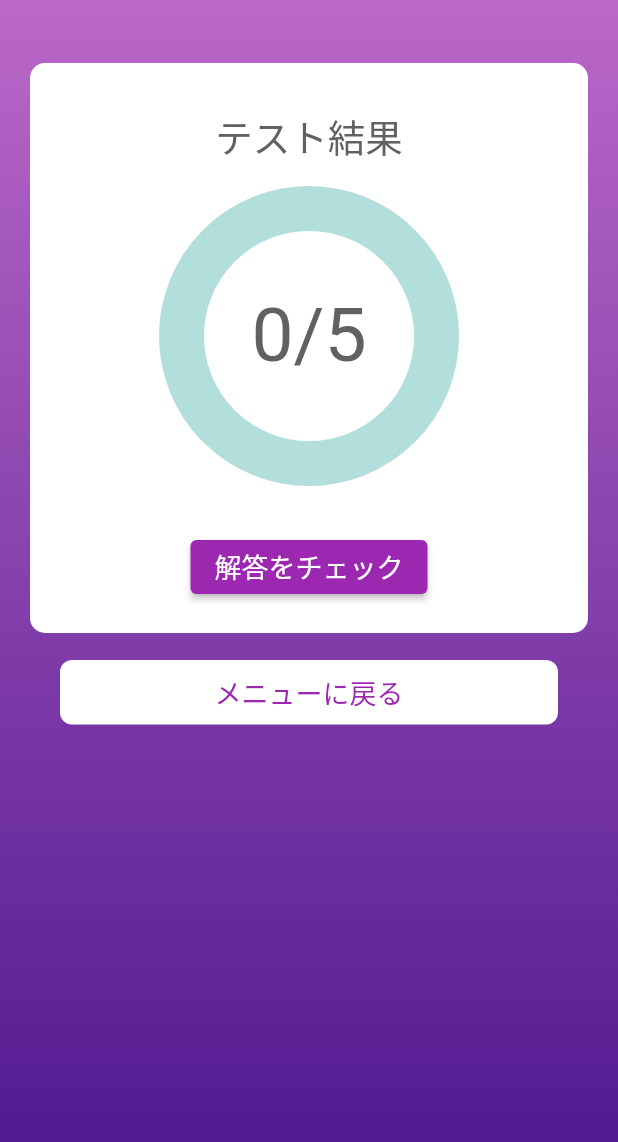
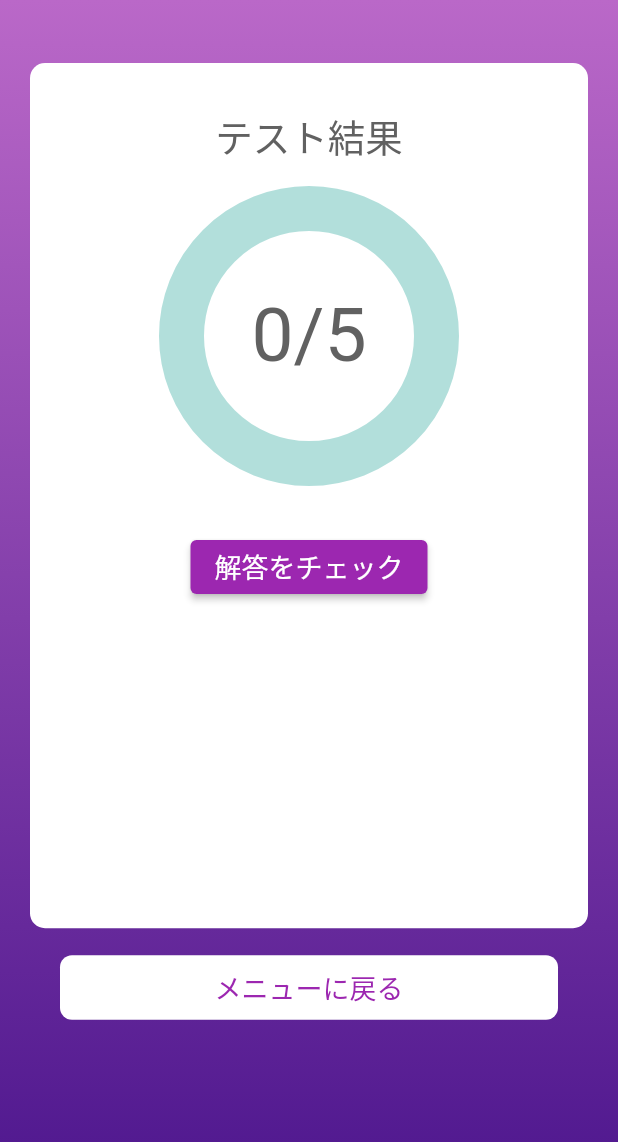
Before and after one commit to norifumi92/hotnewsquiz, a Flutter app: the ScorePage screen opened by its route, on a phone screen of 412 x 824 dp. Shown: the top 1142 px of the screen. Run offline on Flutter 3.47's test engine with Material 2 defaults, Android fonts, the phone set to English and light mode, and no system bars; drawn by our look-alikes of percent_indicator; our stand-ins replace cloud_firestore, firebase_core, get, google_mobile_ads, introduction_screen, lottie and 1 more; accounts and stored records are empty; generated files the repository leaves out were written again.

Commit message:
obtain the article content from each quiz and fix score

```diff
--- a/lib/models/question.dart
+++ b/lib/models/question.dart
@@ -1,17 +1,19 @@
 import 'package:cloud_firestore/cloud_firestore.dart';
+import 'package:flutter/material.dart';
 
 class Question {
   String questionText;
   List<String> options;
   String answer;
   String publishedDate;
+  String? summary;
 
-  Question({
-    required this.questionText,
-    required this.options,
-    required this.answer,
-    required this.publishedDate,
-  });
+  Question(
+      {required this.questionText,
+      required this.options,
+      required this.answer,
+      required this.publishedDate,
+      this.summary});
 
   factory Question.fromDocumentSnapshot(DocumentSnapshot snapshot) {
     Map<String, dynamic> data = snapshot.data() as Map<String, dynamic>;
@@ -20,6 +22,7 @@ class Question {
         questionText: data['question'],
         options: List<String>.from(data['options']),
         answer: data['answer'],
-        publishedDate: data['published_date']);
+        publishedDate: data['published_date'],
+        summary: data['article_content']);
   }
 }
--- a/lib/pages/answer_page.dart
+++ b/lib/pages/answer_page.dart
@@ -25,8 +25,7 @@ class AnswerPage extends StatelessWidget {
         child: SafeArea(
           child: SingleChildScrollView(
             physics: const BouncingScrollPhysics(),
-            padding:
-                const EdgeInsets.symmetric(horizontal: 20.0, vertical: 20.0),
+            padding: const EdgeInsets.symmetric(horizontal: 20.0),
             child: Column(
               children: [
                 Center(
--- a/lib/pages/score_page.dart
+++ b/lib/pages/score_page.dart
@@ -1,14 +1,16 @@
 import 'package:flutter/material.dart';
+import 'package:hotnewsquiz/controllers/quiz_controller.dart';
 import 'package:percent_indicator/percent_indicator.dart';
 import 'package:hotnewsquiz/components/normal_text.dart';
 import 'package:hotnewsquiz/components/go_back_to_menu.dart';
 import 'ad_test_page.dart';
 import 'package:flutter/foundation.dart' show kIsWeb;
 import 'package:hotnewsquiz/pages/answer_page.dart';
+import 'package:hotnewsquiz/controllers/quiz_controller.dart';
+import 'package:get/get.dart';
 
 class ScorePage extends StatefulWidget {
-  final int score;
-  const ScorePage({this.score = 0, super.key});
+  const ScorePage({super.key});
 
   @override
   State<ScorePage> createState() => _ScorePageState();
@@ -17,11 +19,15 @@ class ScorePage extends StatefulWidget {
 class _ScorePageState extends State<ScorePage> {
   @override
   Widget build(BuildContext context) {
+    double screenWidth = MediaQuery.of(context).size.width;
+    double screenHeight = MediaQuery.of(context).size.height;
+    final quizController = Get.find<QuizController>();
+
     return Scaffold(
       body: Container(
         width: double.infinity,
         height: double.infinity,
-        padding: EdgeInsets.all(12),
+        padding: const EdgeInsets.all(12),
         decoration: BoxDecoration(
             gradient: LinearGradient(
           begin: Alignment.topCenter,
@@ -35,7 +41,7 @@ class _ScorePageState extends State<ScorePage> {
               padding: const EdgeInsets.only(
                   top: 10.0, bottom: 3.0, left: 8.0, right: 8.0),
               margin: const EdgeInsets.only(top: 30, left: 8.0, right: 8.0),
-              height: 380,
+              height: screenHeight * 0.7,
               decoration: BoxDecoration(
                 color: Colors.white,
                 borderRadius: BorderRadius.circular(10),
@@ -53,11 +59,11 @@ class _ScorePageState extends State<ScorePage> {
                       animation: true,
                       radius: 100,
                       lineWidth: 30,
-                      percent: widget.score / 5,
+                      percent: quizController.score / 5,
                       progressColor: Colors.teal,
                       backgroundColor: Colors.teal.shade100,
                       circularStrokeCap: CircularStrokeCap.round,
-                      center: Text("${widget.score}/5",
+                      center: Text("${quizController.score}/5",
                           style: TextStyle(
                               fontSize: 50, color: Colors.grey.shade700)),
                     ),
```
Also changed, not shown: lib/components/answer_card.dart (+12 -5 lines), lib/components/answer_option.dart (added, +47 -0 lines).
